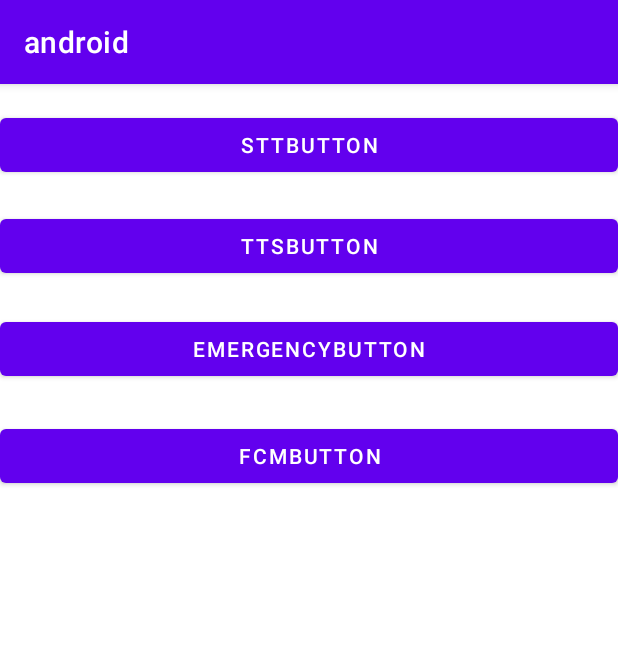
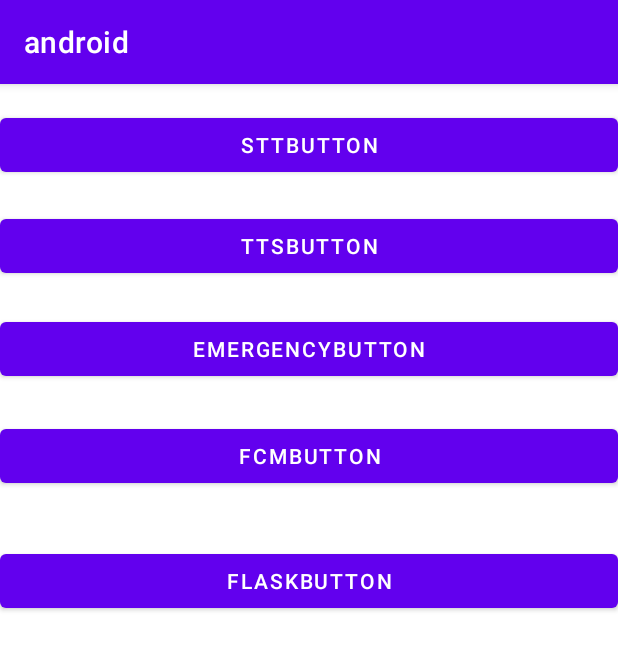
Before and after one commit to JoungMinJu/2022-2-SCS4031-SADYz, an Android app: the screen it shows after launch (MainActivity), on a phone screen of 412 x 824 dp. Shown: the top 650 px of the screen. Run offline under Robolectric (Android 15) with nearby library versions, the phone set to English and light mode, and no system bars.

Commit message:
style #66 : 패키지명 수정 및 ui 수정

```diff
--- a/android/app/src/main/res/layout/activity_emergency.xml
+++ b/android/app/src/main/res/layout/activity_emergency.xml
@@ -4,7 +4,7 @@
     xmlns:tools="http://schemas.android.com/tools"
     android:layout_width="match_parent"
     android:layout_height="match_parent"
-    tools:context=".activiy.MainActivity">
+    tools:context=".activity.MainActivity">
 
     <Button
         android:id="@+id/emergency"
--- a/android/app/src/main/res/layout/activity_main.xml
+++ b/android/app/src/main/res/layout/activity_main.xml
@@ -4,7 +4,7 @@
     xmlns:tools="http://schemas.android.com/tools"
     android:layout_width="match_parent"
     android:layout_height="match_parent"
-    tools:context=".activiy.MainActivity">
+    tools:context=".activity.MainActivity">
 
     <Button
         android:id="@+id/sttbutton"
@@ -43,15 +43,27 @@
         app:layout_constraintVertical_bias="0.212" />
 
     <Button
-        android:id="@+id/fcmbutton"
+    android:id="@+id/fcmbutton"
+    android:layout_width="fill_parent"
+    android:layout_height="wrap_content"
+    android:text="fcmbutton"
+    app:layout_constraintBottom_toBottomOf="parent"
+    app:layout_constraintEnd_toEndOf="parent"
+    app:layout_constraintHorizontal_bias="1.0"
+    app:layout_constraintStart_toStartOf="parent"
+    app:layout_constraintTop_toTopOf="parent"
+    app:layout_constraintVertical_bias="0.311" />
+
+    <Button
+        android:id="@+id/flaskbutton"
         android:layout_width="fill_parent"
         android:layout_height="wrap_content"
-        android:text="fcmbutton"
+        android:text="flaskbutton"
         app:layout_constraintBottom_toBottomOf="parent"
         app:layout_constraintEnd_toEndOf="parent"
-        app:layout_constraintHorizontal_bias="1.0"
+        app:layout_constraintHorizontal_bias="0.0"
         app:layout_constraintStart_toStartOf="parent"
         app:layout_constraintTop_toTopOf="parent"
-        app:layout_constraintVertical_bias="0.311" />
+        app:layout_constraintVertical_bias="0.427" />
 
 </androidx.constraintlayout.widget.ConstraintLayout>
```
Also changed, not shown: android/app/src/main/res/layout/activity_outing.xml (+6 -6 lines).
